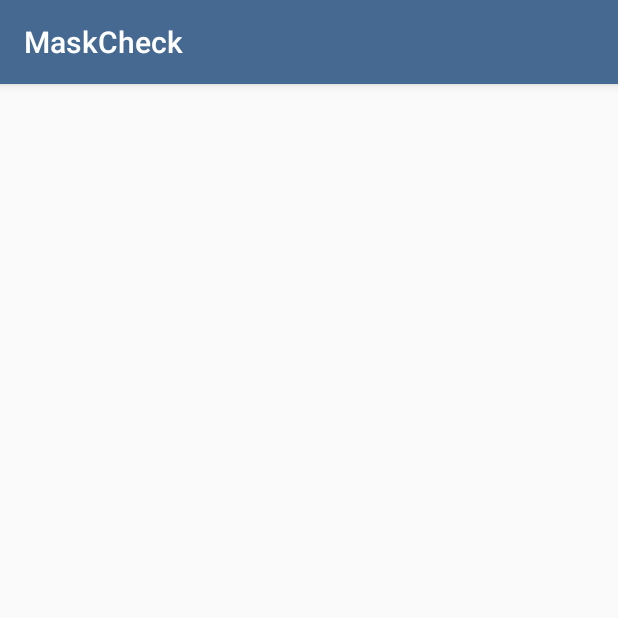
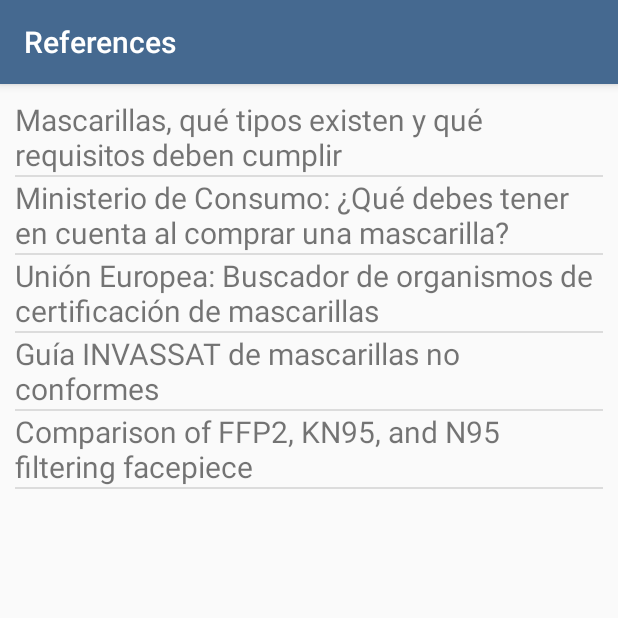
Before and after one commit to dgarcoe/MaskCheck, an Android app: the ReferencesActivity screen opened directly, with no data from a screen before it, on a phone screen of 412 x 824 dp, the top half of it. Run offline under Robolectric (Android 15) with nearby library versions, the light colour scheme and no system bars.

Commit message:
Added reference activity with useful info

```diff
--- /dev/null
+++ b/app/src/main/assets/references.json
@@ -0,0 +1,22 @@
+[
+  {
+    "name" : "Mascarillas, qué tipos existen y qué requisitos deben cumplir",
+    "url" : "https://www.sefap.org/2020/04/27/mascarillas-que-tipos-existen-y-que-requisitos-deben-cumplir/"
+  },
+  {
+    "name" : "Ministerio de Consumo: ¿Qué debes tener en cuenta al comprar una mascarilla?",
+    "url" : "https://www.mscbs.gob.es/profesionales/saludPublica/ccayes/alertasActual/nCov-China/documentos/030520_GUIA_COMPRA_MASCARILLAS.pdf"
+  },
+  {
+    "name" : "Unión Europea: Buscador de organismos de certificación de mascarillas",
+    "url" : "https://ec.europa.eu/growth/tools-databases/nando/index.cfm?fuseaction=directive.notifiedbody&dir_id=155501"
+  },
+  {
+    "name" : "Guía INVASSAT de mascarillas no conformes",
+    "url" : "https://www.gva.es/contenidos/publicados/multimedia/prensa/20200717/doc/GUIA_INVASSAT.pdf"
+  },
+  {
+  "name" : "Comparison of FFP2, KN95, and N95 filtering facepiece",
+  "url" : "https://multimedia.3m.com/mws/media/1791500O/comparison-ffp2-kn95-n95-filtering-facepiece-respirator-classes-tb.pdf"
+  }
+]
--- /dev/null
+++ b/app/src/main/java/com/github/dgarcoe/maskchecker/Extensions.kt
@@ -0,0 +1,10 @@
+package com.github.dgarcoe.maskchecker
+
+import android.view.LayoutInflater
+import android.view.View
+import android.view.ViewGroup
+import androidx.annotation.LayoutRes
+
+fun ViewGroup.inflate(@LayoutRes layoutRes: Int, attachToRoot: Boolean = false): View {
+    return LayoutInflater.from(context).inflate(layoutRes, this, attachToRoot)
+}
--- a/app/src/main/java/com/github/dgarcoe/maskchecker/MainActivity.kt
+++ b/app/src/main/java/com/github/dgarcoe/maskchecker/MainActivity.kt
@@ -16,5 +16,11 @@ class MainActivity : AppCompatActivity() {
             val intent = Intent(this, FirstCheckActivity::class.java)
             startActivity(intent)
         }
+
+        val referencesButton = findViewById<Button>(R.id.referencesButton)
+        referencesButton.setOnClickListener {
+            val intent = Intent(this, ReferencesActivity::class.java)
+            startActivity(intent)
+        }
     }
 }
--- /dev/null
+++ b/app/src/main/java/com/github/dgarcoe/maskchecker/Reference.kt
@@ -0,0 +1,8 @@
+package com.github.dgarcoe.maskchecker
+
+import android.net.Uri
+
+class Reference {
+    var name:String = ""
+    var url:String = ""
+}
--- /dev/null
+++ b/app/src/main/java/com/github/dgarcoe/maskchecker/ReferenceRecyclerAdapter.kt
@@ -0,0 +1,55 @@
+package com.github.dgarcoe.maskchecker
+
+import android.content.Intent
+import android.net.Uri
+import android.util.Log
+import android.view.View
+import android.view.ViewGroup
+import androidx.core.content.ContextCompat.startActivity
+import androidx.recyclerview.widget.RecyclerView
+import kotlinx.android.synthetic.main.recyclerview_item.view.*
+
+class ReferenceRecyclerAdapter(private val referenceList: List<Reference>) : RecyclerView.Adapter<ReferenceRecyclerAdapter.ReferenceHolder>() {
+
+    override fun onCreateViewHolder(parent: ViewGroup, viewType: Int): ReferenceRecyclerAdapter.ReferenceHolder {
+        val inflatedView = parent.inflate(R.layout.recyclerview_item, false)
+        return ReferenceHolder(inflatedView)
+    }
+
+    override fun getItemCount() = referenceList.size
+
+    override fun onBindViewHolder(holder: ReferenceRecyclerAdapter.ReferenceHolder, position: Int) {
+        val itemReference = referenceList[position]
+        holder.bindReference(itemReference)
+    }
+
+    class ReferenceHolder(v: View) : RecyclerView.ViewHolder(v), View.OnClickListener {
+        //2
+        private var view: View = v
+        private var name: String? = null
+        private var url: String? = null
+
+        //3
+        init {
+            v.setOnClickListener(this)
+        }
+
+        //4
+        override fun onClick(v: View) {
+            val intent = Intent(Intent.ACTION_VIEW)
+            intent.data = Uri.parse(url)
+            view.context.startActivity(intent)
+        }
+
+        fun bindReference(reference: Reference) {
+            view.itemName.text = reference.name
+            url = reference.url
+        }
+
+        companion object {
+            //5
+            private val REFERENCE_KEY = "REFERENCE"
+        }
+    }
+
+}
--- a/app/src/main/java/com/github/dgarcoe/maskchecker/ReferencesActivity.kt
+++ b/app/src/main/java/com/github/dgarcoe/maskchecker/ReferencesActivity.kt
@@ -1,14 +1,52 @@
 package com.github.dgarcoe.maskchecker
 
+import android.content.Context
+import android.os.Bundle
 import androidx.appcompat.app.AppCompatActivity
-import android.os.Bundle
+import androidx.recyclerview.widget.DividerItemDecoration
+import androidx.recyclerview.widget.LinearLayoutManager
+import androidx.recyclerview.widget.RecyclerView
+import com.google.gson.Gson
+import com.google.gson.reflect.TypeToken
+import java.io.IOException
+
 
 class ReferencesActivity : AppCompatActivity() {
+
+    private lateinit var linearLayoutManager: LinearLayoutManager
+    private lateinit var adapter: ReferenceRecyclerAdapter
+
 
     override fun onCreate(savedInstanceState: Bundle?) {
         super.onCreate(savedInstanceState)
         setContentView(R.layout.activity_references)
+        val actionBar = supportActionBar
+        actionBar!!.title = getString(R.string.references)
 
+        val jsonFileString = getJsonFromAssets(applicationContext, "references.json")
+
+        val gson = Gson()
+
+        val listReferenceType = object : TypeToken<List<Reference>>() {}.type
+        var referenceList: List<Reference> = gson.fromJson(jsonFileString, listReferenceType)
+
+        linearLayoutManager = LinearLayoutManager(this)
+        val recyclerView = findViewById<RecyclerView>(R.id.recyclerViewReferences)
+        recyclerView.layoutManager = linearLayoutManager
+        recyclerView.addItemDecoration(DividerItemDecoration(recyclerView.context, DividerItemDecoration.VERTICAL))
+        adapter = ReferenceRecyclerAdapter(referenceList)
+        recyclerView.adapter = adapter
 
     }
+
+    fun getJsonFromAssets(context : Context, filename: String): String? {
+        val jsonString: String
+        try {
+            jsonString = context.assets.open(filename).bufferedReader().use { it.readText() }
+        } catch (ioException: IOException) {
+            ioException.printStackTrace()
+            return null
+        }
+        return jsonString
+    }
 }
--- a/app/src/main/res/layout/activity_references.xml
+++ b/app/src/main/res/layout/activity_references.xml
@@ -1,9 +1,15 @@
 <?xml version="1.0" encoding="utf-8"?>
-<androidx.constraintlayout.widget.ConstraintLayout xmlns:android="http://schemas.android.com/apk/res/android"
+<RelativeLayout xmlns:android="http://schemas.android.com/apk/res/android"
     xmlns:app="http://schemas.android.com/apk/res-auto"
     xmlns:tools="http://schemas.android.com/tools"
     android:layout_width="match_parent"
     android:layout_height="match_parent"
     tools:context="com.github.dgarcoe.maskchecker.ReferencesActivity">
 
-</androidx.constraintlayout.widget.ConstraintLayout>
+    <androidx.recyclerview.widget.RecyclerView
+        android:id="@+id/recyclerViewReferences"
+        android:layout_width="match_parent"
+        android:layout_height="match_parent"
+        android:padding="10dp"/>
+
+</RelativeLayout>
--- /dev/null
+++ b/app/src/main/res/layout/recyclerview_item.xml
@@ -0,0 +1,21 @@
+<?xml version="1.0" encoding="utf-8"?>
+<androidx.constraintlayout.widget.ConstraintLayout xmlns:android="http://schemas.android.com/apk/res/android"
+    android:layout_width="match_parent"
+    android:layout_height="wrap_content"
+    xmlns:app="http://schemas.android.com/apk/res-auto">
+
+    <TextView
+        android:id="@+id/itemName"
+        android:layout_width="wrap_content"
+        android:layout_height="wrap_content"
+        android:layout_gravity="center|start"
+        android:layout_weight="1"
+        android:ellipsize="end"
+        android:maxLines="5"
+        android:textSize="20sp"
+        app:layout_constraintBottom_toBottomOf="parent"
+        app:layout_constraintEnd_toEndOf="parent"
+        app:layout_constraintHorizontal_bias="0.5"
+        app:layout_constraintStart_toStartOf="parent" />
+
+</androidx.constraintlayout.widget.ConstraintLayout>
```
